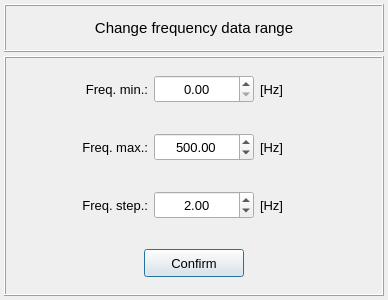
First picture: the form in vibra/interface/data/ui_files/model/setup/data_filter/change_frequency_data_range_input.ui, repository MOPT-UFSC/VIBRA, before the edit.
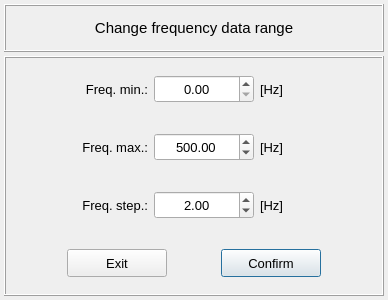
Second picture: the form after the edit.

Patch:
```diff
--- a/vibra/interface/data/ui_files/model/setup/data_filter/change_frequency_data_range_input.ui
+++ b/vibra/interface/data/ui_files/model/setup/data_filter/change_frequency_data_range_input.ui
@@ -250,7 +250,7 @@
          <enum>QFrame::Raised</enum>
         </property>
         <layout class="QGridLayout" name="gridLayout_3">
-         <item row="0" column="0">
+         <item row="0" column="1">
           <widget class="QPushButton" name="pushButton_confirm">
            <property name="minimumSize">
             <size>
@@ -281,6 +281,37 @@
            </property>
           </widget>
          </item>
+         <item row="0" column="0">
+          <widget class="QPushButton" name="pushButton_exit">
+           <property name="minimumSize">
+            <size>
+             <width>100</width>
+             <height>28</height>
+            </size>
+           </property>
+           <property name="maximumSize">
+            <size>
+             <width>100</width>
+             <height>28</height>
+            </size>
+           </property>
+           <property name="font">
+            <font>
+             <family>MS Shell Dlg 2</family>
+             <pointsize>10</pointsize>
+             <weight>50</weight>
+             <italic>false</italic>
+             <bold>false</bold>
+            </font>
+           </property>
+           <property name="styleSheet">
+            <string notr="true"/>
+           </property>
+           <property name="text">
+            <string>Exit</string>
+           </property>
+          </widget>
+         </item>
         </layout>
        </widget>
       </item>
```
